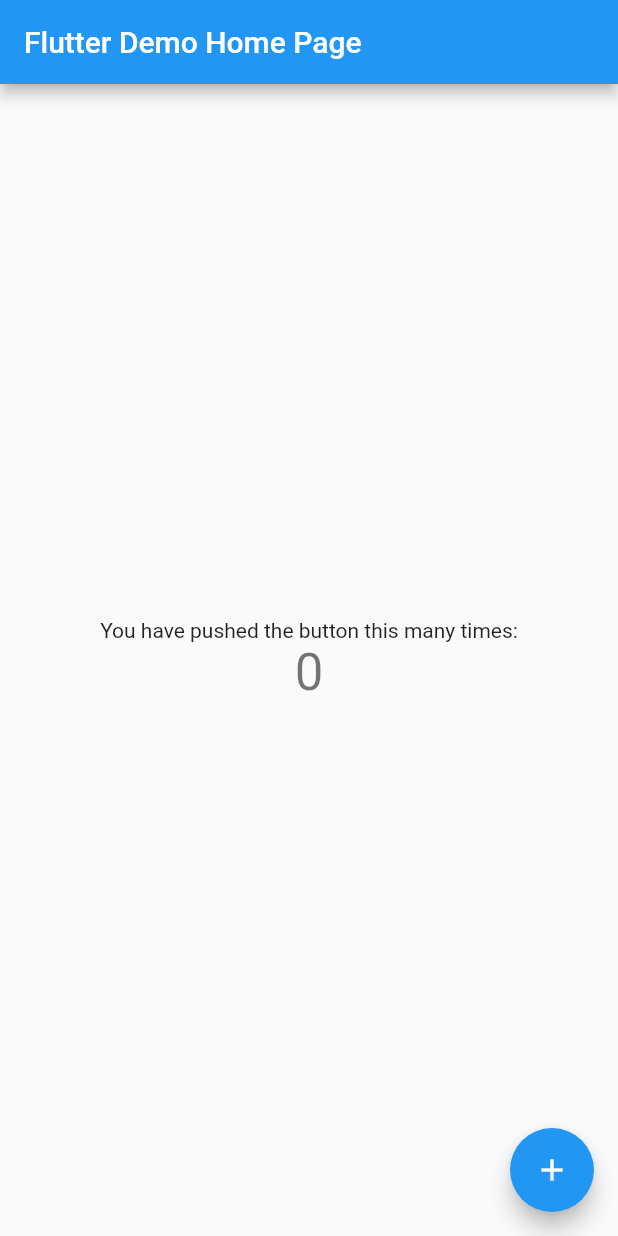
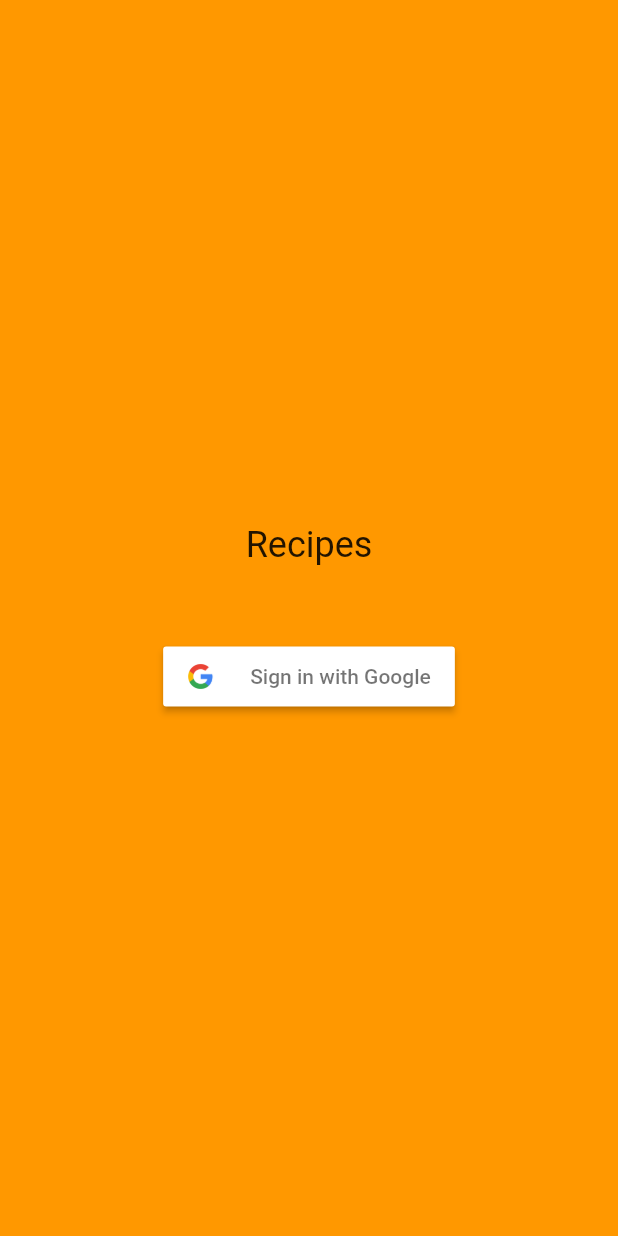
Before and after one commit to cho-jason/pantry-mate, a Flutter app: the screen it shows after launch, on a phone screen of 412 x 824 dp. Run offline on Flutter 3.47's test engine with Material 2 defaults, Android fonts, the phone set to English and light mode, and no system bars; Roboto replaces fonts that are missing (Roboto-Medium).

Commit message:
Deleted sample app. Created login and homepage.

```diff
--- /dev/null
+++ b/lib/app.dart
@@ -0,0 +1,23 @@
+import 'package:flutter/material.dart';
+import 'package:pantry_mate/ui/theme.dart';
+import 'package:pantry_mate/ui/screens/login.dart';
+import 'package:pantry_mate/ui/screens/home.dart';
+
+class PantryApp extends StatelessWidget {
+  @override
+  Widget build(BuildContext context) {
+    return MaterialApp(
+      debugShowCheckedModeBanner: false,
+      title: 'Recipes',
+      theme: buildTheme(),
+      initialRoute: '/login',
+      routes: {
+        // If you're using navigation routes, Flutter needs a base route.
+        // We're going to change this route once we're ready with
+        // implementation of HomeScreen.
+        '/': (context) => HomeScreen(),
+        '/login': (context) => LoginScreen(),
+      },
+    );
+  }
+}
--- a/lib/main.dart
+++ b/lib/main.dart
@@ -1,111 +1,6 @@
 import 'package:flutter/material.dart';
+import 'package:pantry_mate/app.dart';
 
-void main() => runApp(MyApp());
-
-class MyApp extends StatelessWidget {
-  // This widget is the root of your application.
-  @override
-  Widget build(BuildContext context) {
-    return MaterialApp(
-      title: 'Flutter Demo',
-      theme: ThemeData(
-        // This is the theme of your application.
-        //
-        // Try running your application with "flutter run". You'll see the
-        // application has a blue toolbar. Then, without quitting the app, try
-        // changing the primarySwatch below to Colors.green and then invoke
-        // "hot reload" (press "r" in the console where you ran "flutter run",
-        // or simply save your changes to "hot reload" in a Flutter IDE).
-        // Notice that the counter didn't reset back to zero; the application
-        // is not restarted.
-        primarySwatch: Colors.blue,
-      ),
-      home: MyHomePage(title: 'Flutter Demo Home Page'),
+void main() => runApp(
+      new PantryApp(),
     );
-  }
-}
-
-class MyHomePage extends StatefulWidget {
-  MyHomePage({Key key, this.title}) : super(key: key);
-
-  // This widget is the home page of your application. It is stateful, meaning
-  // that it has a State object (defined below) that contains fields that affect
-  // how it looks.
-
-  // This class is the configuration for the state. It holds the values (in this
-  // case the title) provided by the parent (in this case the App widget) and
-  // used by the build method of the State. Fields in a Widget subclass are
-  // always marked "final".
-
-  final String title;
-
-  @override
-  _MyHomePageState createState() => _MyHomePageState();
-}
-
-class _MyHomePageState extends State<MyHomePage> {
-  int _counter = 0;
-
-  void _incrementCounter() {
-    setState(() {
-      // This call to setState tells the Flutter framework that something has
-      // changed in this State, which causes it to rerun the build method below
-      // so that the display can reflect the updated values. If we changed
-      // _counter without calling setState(), then the build method would not be
-      // called again, and so nothing would appear to happen.
-      _counter++;
-    });
-  }
-
-  @override
-  Widget build(BuildContext context) {
-    // This method is rerun every time setState is called, for instance as done
-    // by the _incrementCounter method above.
-    //
-    // The Flutter framework has been optimized to make rerunning build methods
-    // fast, so that you can just rebuild anything that needs updating rather
-    // than having to individually change instances of widgets.
-    return Scaffold(
-      appBar: AppBar(
-        // Here we take the value from the MyHomePage object that was created by
-        // the App.build method, and use it to set our appbar title.
-        title: Text(widget.title),
-      ),
-      body: Center(
-        // Center is a layout widget. It takes a single child and positions it
-        // in the middle of the parent.
-        child: Column(
-          // Column is also layout widget. It takes a list of children and
-          // arranges them vertically. By default, it sizes itself to fit its
-          // children horizontally, and tries to be as tall as its parent.
-          //
-          // Invoke "debug painting" (press "p" in the console, choose the
-          // "Toggle Debug Paint" action from the Flutter Inspector in Android
-          // Studio, or the "Toggle Debug Paint" command in Visual Studio Code)
-          // to see the wireframe for each widget.
-          //
-          // Column has various properties to control how it sizes itself and
-          // how it positions its children. Here we use mainAxisAlignment to
-          // center the children vertically; the main axis here is the vertical
-          // axis because Columns are vertical (the cross axis would be
-          // horizontal).
-          mainAxisAlignment: MainAxisAlignment.center,
-          children: <Widget>[
-            Text(
-              'You have pushed the button this many times:',
-            ),
-            Text(
-              '$_counter',
-              style: Theme.of(context).textTheme.display1,
-            ),
-          ],
-        ),
-      ),
-      floatingActionButton: FloatingActionButton(
-        onPressed: _incrementCounter,
-        tooltip: 'Increment',
-        child: Icon(Icons.add),
-      ), // This trailing comma makes auto-formatting nicer for build methods.
-    );
-  }
-}
--- /dev/null
+++ b/lib/ui/screens/login.dart
@@ -0,0 +1,52 @@
+import 'package:flutter/material.dart';
+import 'package:flutter/painting.dart';
+import 'package:pantry_mate/ui/widgets/google_sign_in_button.dart';
+
+class LoginScreen extends StatelessWidget {
+  @override
+  Widget build(BuildContext context) {
+    // Private methods within build method help us to
+    // organize our code and recognize structure of widget
+    // that we're building:
+    BoxDecoration _buildBackground() {
+      return BoxDecoration(
+          image: DecorationImage(
+        image: AssetImage('' /* assets/brooke-lark-unsplash.jpg */),
+        fit: BoxFit.cover,
+      ));
+    }
+
+    /**************************************
+     * Need to update the Text to Pantry Items or create new method
+     **************************************/
+    Text _buildText() {
+      return Text(
+        'Recipes',
+        style: Theme.of(context).textTheme.headline,
+        textAlign: TextAlign.center,
+      );
+    }
+
+    return Scaffold(
+      backgroundColor: Colors.orange,
+      // decoration: _buildBackground(),
+      body: Center(
+        child: Column(
+          mainAxisAlignment: MainAxisAlignment.center,
+          children: <Widget>[
+            _buildText(),
+            // Space between "Recipes" and the button:
+            SizedBox(height: 50.0),
+            GoogleSignInButton(
+              onPressed: () =>
+                  // Replace the current page.
+                  // After navigating to replacement, it's not possible
+                  // to go back to the previous page.
+                  Navigator.of(context).pushReplacementNamed('/'),
+            )
+          ],
+        ),
+      ),
+    );
+  }
+}
--- /dev/null
+++ b/lib/ui/theme.dart
@@ -0,0 +1,16 @@
+import 'package:flutter/material.dart';
+
+ThemeData buildTheme() {
+  // Define font styles with this method
+  TextTheme _buildTextTheme(TextTheme base) {
+    return base.copyWith(
+        headline: base.headline.copyWith(
+            fontSize: 40.0, color: Colors.white /* const Color(0xFF807a6b) */));
+  }
+
+  // Override a default light blue theme
+  final ThemeData base = ThemeData.light();
+
+  // Apply changes to it
+  return base.copyWith(textTheme: _buildTextTheme(base.textTheme));
+}
--- /dev/null
+++ b/lib/ui/widgets/google_sign_in_button.dart
@@ -0,0 +1,45 @@
+import 'package:flutter/material.dart';
+
+class GoogleSignInButton extends StatelessWidget {
+  GoogleSignInButton({this.onPressed});
+
+  final Function onPressed;
+
+  @override
+  Widget build(BuildContext context) {
+    Image _buildLogo() {
+      return Image.asset(
+        "assets/g-logo.png",
+        height: 18.0,
+        width: 18.0,
+      );
+    }
+
+    Opacity _buildText() {
+      return Opacity(
+        opacity: 0.54,
+        child: Text(
+          "Sign in with Google",
+          style: TextStyle(
+            fontFamily: 'Roboto-Medium',
+            color: Colors.black,
+          ),
+        ),
+      );
+    }
+
+    return MaterialButton(
+      height: 40.0,
+      onPressed: this.onPressed,
+      color: Colors.white,
+      child: Row(
+        mainAxisSize: MainAxisSize.min,
+        children: <Widget>[
+          _buildLogo(),
+          SizedBox(width: 24.0),
+          _buildText(),
+        ],
+      ),
+    );
+  }
+}
```
Also changed, not shown: lib/ui/screens/home.dart (added, +44 -0 lines), pubspec.yaml (+8 -7 lines), assets/g-logo.png (added), fonts/NTR-Regular.ttf (added), fonts/Roboto-Medium.ttf (added).
